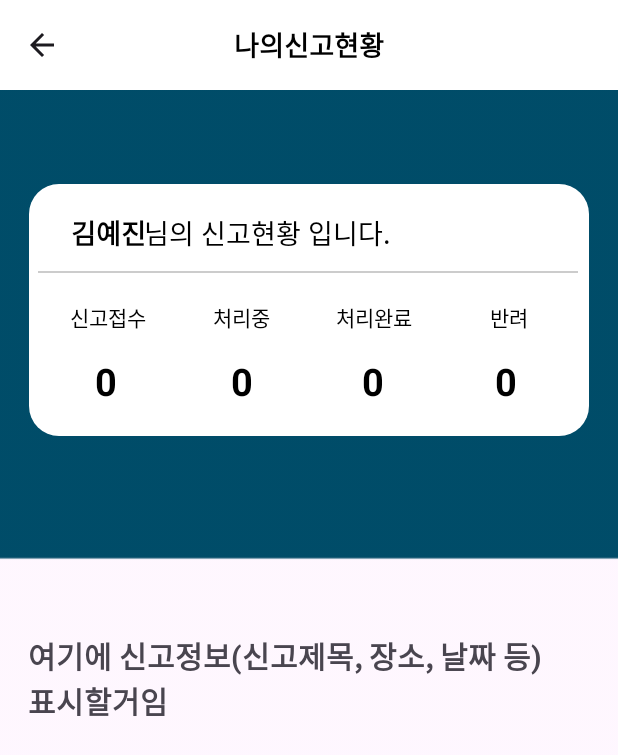
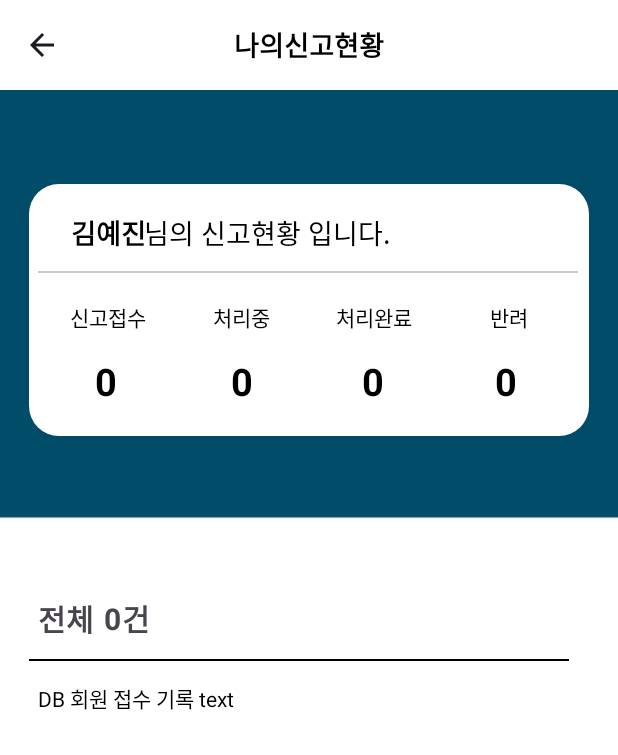
Before and after one commit to vaturn/proj, an Android app: the MyupdateActivity screen opened directly, with no data from a screen before it, on a phone screen of 412 x 824 dp. Shown: the top 755 px of the screen. Run offline under Robolectric (Android 15) with nearby library versions, the phone set to English and light mode, and no system bars.

Commit message:
마지막

```diff
--- a/app/src/main/java/com/example/smartsiren/MyupdateActivity.java
+++ b/app/src/main/java/com/example/smartsiren/MyupdateActivity.java
@@ -3,11 +3,14 @@ package com.example.smartsiren;
 import android.content.Intent;
 import android.os.Bundle;
 import android.view.MenuItem;
+import android.widget.TextView;
 
 import androidx.appcompat.app.AppCompatActivity;
 import androidx.appcompat.widget.Toolbar;
 
 public class MyupdateActivity extends AppCompatActivity {
+
+
 
     @Override
     protected void onCreate(Bundle savedInstanceState) {
--- /dev/null
+++ b/app/src/main/res/drawable/main_item_button_2.xml
@@ -0,0 +1,6 @@
+<?xml version="1.0" encoding="utf-8"?>
+<shape xmlns:android="http://schemas.android.com/apk/res/android"
+    android:shape="rectangle">
+    <solid android:color="@android:color/white" />
+    <corners android:radius="30dp" /> <!-- 반올림 모서리 설정 -->
+</shape>
--- a/app/src/main/res/layout/activity_myupdate.xml
+++ b/app/src/main/res/layout/activity_myupdate.xml
@@ -9,17 +9,30 @@
 
     <TextView
         android:id="@+id/textView30"
-        android:layout_width="345dp"
-        android:layout_height="69dp"
-        android:text="여기에 신고정보(신고제목, 장소, 날짜 등) 표시할거임"
+        android:layout_width="156dp"
+        android:layout_height="29dp"
+        android:text="전체    건"
         android:textSize="20sp"
         android:textStyle="bold"
         app:layout_constraintBottom_toBottomOf="parent"
         app:layout_constraintEnd_toEndOf="parent"
-        app:layout_constraintHorizontal_bias="0.283"
+        app:layout_constraintHorizontal_bias="0.098"
+        app:layout_constraintStart_toStartOf="parent"
+        app:layout_constraintTop_toTopOf="parent" />
+
+    <TextView
+        android:id="@+id/text_DBnumber"
+        android:layout_width="25dp"
+        android:layout_height="31dp"
+        android:text="0"
+        android:textSize="20sp"
+        android:textStyle="bold"
+        app:layout_constraintBottom_toBottomOf="parent"
+        app:layout_constraintEnd_toEndOf="parent"
+        app:layout_constraintHorizontal_bias="0.18"
         app:layout_constraintStart_toStartOf="parent"
         app:layout_constraintTop_toTopOf="parent"
-        app:layout_constraintVertical_bias="0.559" />
+        app:layout_constraintVertical_bias="0.503" />
 
     <androidx.appcompat.widget.Toolbar
         android:id="@+id/toolbar"
@@ -181,6 +194,18 @@
         app:layout_constraintTop_toTopOf="@+id/toolbar"
         app:layout_constraintVertical_bias="0.22" />
 
+    <View
+        android:id="@+id/view4"
+        android:layout_width="360dp"
+        android:layout_height="1dp"
+        android:background="@color/black"
+        app:layout_constraintBottom_toBottomOf="parent"
+        app:layout_constraintEnd_toEndOf="parent"
+        app:layout_constraintHorizontal_bias="0.372"
+        app:layout_constraintStart_toStartOf="parent"
+        app:layout_constraintTop_toTopOf="@+id/toolbar"
+        app:layout_constraintVertical_bias="0.534" />
+
     <TextView
         android:id="@+id/textView13"
         android:layout_width="wrap_content"
@@ -207,5 +232,18 @@
         app:layout_constraintTop_toTopOf="@+id/toolbar"
         app:layout_constraintVertical_bias="0.25" />
 
+    <TextView
+        android:id="@+id/textView34"
+        android:layout_width="292dp"
+        android:layout_height="26dp"
+        android:text="DB 회원 접수 기록 text"
+        android:textColor="@color/black"
+        app:layout_constraintBottom_toBottomOf="parent"
+        app:layout_constraintEnd_toEndOf="parent"
+        app:layout_constraintHorizontal_bias="0.21"
+        app:layout_constraintStart_toStartOf="parent"
+        app:layout_constraintTop_toTopOf="@+id/toolbar"
+        app:layout_constraintVertical_bias="0.57" />
+
 
 </androidx.constraintlayout.widget.ConstraintLayout>
--- /dev/null
+++ b/app/src/main/res/layout/activity_reportmap.xml
@@ -0,0 +1,6 @@
+<?xml version="1.0" encoding="utf-8"?>
+<androidx.constraintlayout.widget.ConstraintLayout xmlns:android="http://schemas.android.com/apk/res/android"
+    android:layout_width="match_parent"
+    android:layout_height="match_parent">
+
+</androidx.constraintlayout.widget.ConstraintLayout>
```
Also changed, not shown: app/src/main/java/com/example/smartsiren/LoginActivity.java (+18 -16 lines), app/src/main/java/com/example/smartsiren/MapActivity.java (+3 -9 lines), app/src/main/res/layout/activity_login.xml (+5 -6 lines), app/src/main/res/layout/activity_map_drawer.xml (+19 -32 lines), app/src/main/res/layout/activity_map_main.xml (+54 -29 lines), app/src/main/res/layout/warning_dialog.xml (added, +65 -0 lines), app/src/main/res/drawable/location.png (added), app/src/main/res/drawable/nav_back.jpg (deleted), app/src/main/res/drawable/nav_back.png (added), app/src/main/res/drawable/search.png (added), app/src/main/res/drawable/warning.png (added).
